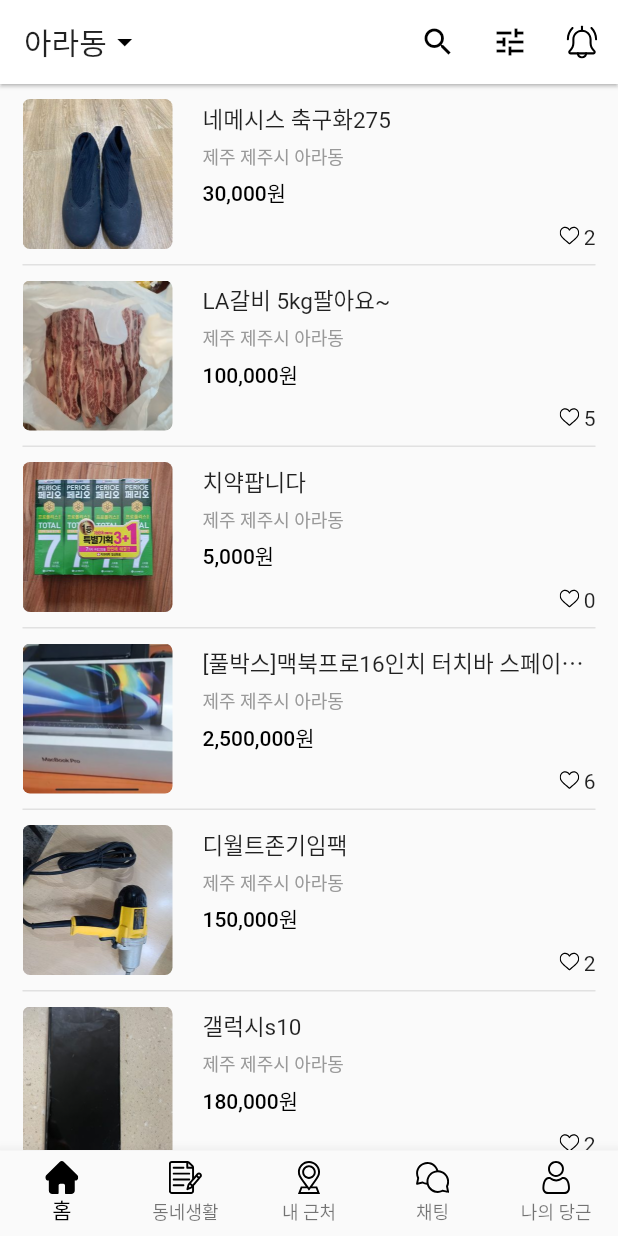
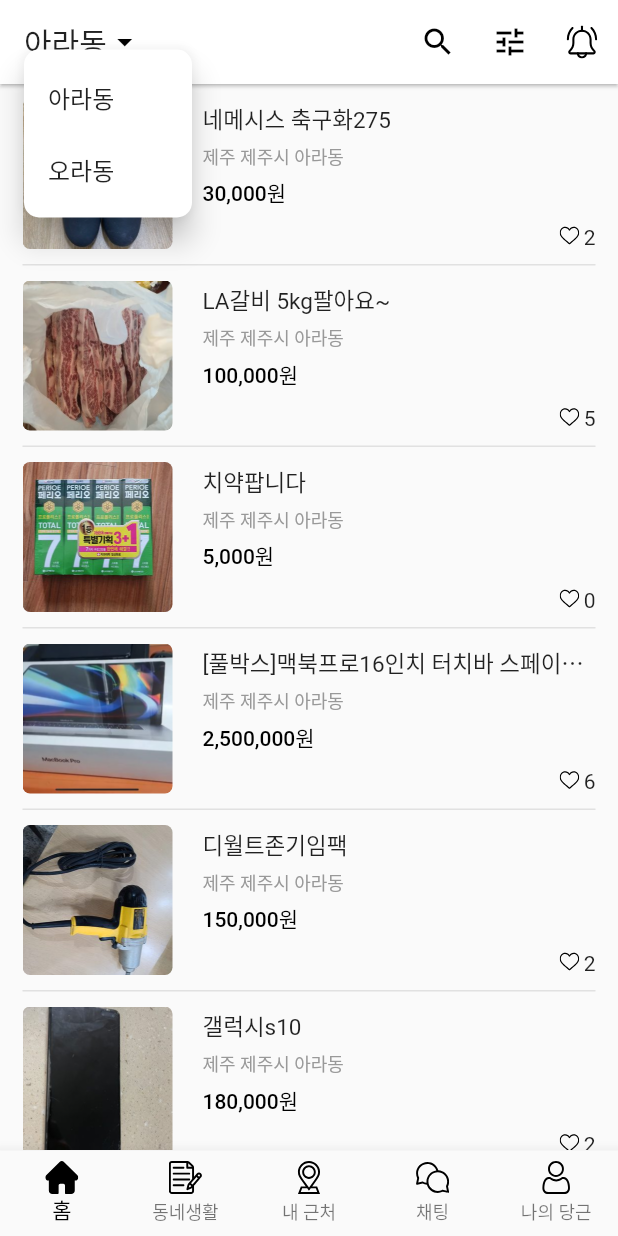
Before and after one commit to sudar-life/flutter_carrot_market, a Flutter app: the screen it shows after launch, after a tap on "아라동", on a phone screen of 412 x 824 dp. Run offline on Flutter 3.47's test engine with Material 2 defaults, Android fonts, the phone set to English and light mode, and no system bars; our stand-ins replace flutter_svg.

```diff
--- a/lib/pages/home.dart
+++ b/lib/pages/home.dart
@@ -100,11 +100,33 @@ class _HomeState extends State<Home> {
         onTap: () {
           print("click event");
         },
-        child: Row(
-          children: [
-            Text("아라동"),
-            Icon(Icons.arrow_drop_down),
-          ],
+        child: PopupMenuButton<String>(
+          offset: Offset(0, 20),
+          shape: ShapeBorder.lerp(
+              RoundedRectangleBorder(borderRadius: BorderRadius.circular(10.0)),
+              RoundedRectangleBorder(borderRadius: BorderRadius.circular(10.0)),
+              1),
+          child: Row(
+            children: [
+              Text("아라동"),
+              Icon(Icons.arrow_drop_down),
+            ],
+          ),
+          onSelected: (String value) {
+            print(value);
+          },
+          itemBuilder: (BuildContext context) {
+            return [
+              PopupMenuItem(
+                value: "test",
+                child: Text("아라동"),
+              ),
+              PopupMenuItem(
+                value: "test",
+                child: Text("오라동"),
+              )
+            ];
+          },
         ),
       ),
       elevation: 1, // 그림자를 표현되는 높이 3d 측면의 높이를 뜻함.
```
